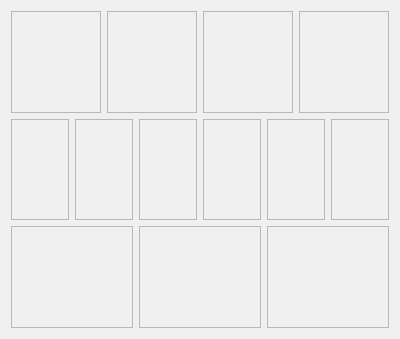
This is arduino_virtual.ui in DeltaEpsilon7787/etternuino as Qt 5 draws it before an edit. The edited form follows.
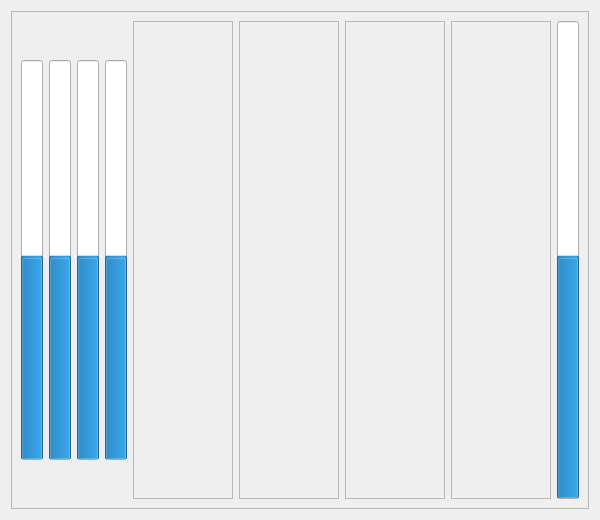
This is the edited form.

Diff of the .ui file:
```diff
--- a/arduino_virtual.ui
+++ b/arduino_virtual.ui
@@ -6,28 +6,150 @@
             <rect>
                 <x>0</x>
                 <y>0</y>
-                <width>400</width>
-                <height>339</height>
+    <width>597</width>
+    <height>520</height>
             </rect>
         </property>
         <property name="windowTitle">
-            <string>Dialog</string>
-        </property>
+   <string>Visuterna</string>
+  </property>
+  <layout class="QHBoxLayout" name="horizontalLayout">
+   <item>
+    <widget class="QFrame" name="frame">
+     <property name="frameShape">
+      <enum>QFrame::StyledPanel</enum>
+     </property>
+     <property name="frameShadow">
+      <enum>QFrame::Raised</enum>
+     </property>
+     <layout class="QHBoxLayout" name="horizontalLayout_3">
+      <item>
+       <widget class="QProgressBar" name="l1_nps">
+        <property name="maximumSize">
+         <size>
+          <width>50</width>
+          <height>400</height>
+         </size>
+        </property>
+        <property name="maximum">
+         <number>10</number>
+        </property>
+        <property name="value">
+         <number>5</number>
+        </property>
+        <property name="textVisible">
+         <bool>true</bool>
+        </property>
+        <property name="orientation">
+         <enum>Qt::Vertical</enum>
+        </property>
+        <property name="textDirection">
+         <enum>QProgressBar::TopToBottom</enum>
+        </property>
+        <property name="format">
+         <string notr="true">%v / %m</string>
+        </property>
+       </widget>
+      </item>
+      <item>
+       <widget class="QProgressBar" name="l2_nps">
+        <property name="maximumSize">
+         <size>
+          <width>50</width>
+          <height>400</height>
+         </size>
+        </property>
+        <property name="maximum">
+         <number>10</number>
+        </property>
+        <property name="value">
+         <number>5</number>
+        </property>
+        <property name="textVisible">
+         <bool>true</bool>
+        </property>
+        <property name="orientation">
+         <enum>Qt::Vertical</enum>
+        </property>
+        <property name="textDirection">
+         <enum>QProgressBar::TopToBottom</enum>
+        </property>
+        <property name="format">
+         <string notr="true">%v / %m</string>
+        </property>
+       </widget>
+      </item>
+      <item>
+       <widget class="QProgressBar" name="l3_nps">
+        <property name="maximumSize">
+         <size>
+          <width>50</width>
+          <height>400</height>
+         </size>
+        </property>
+        <property name="maximum">
+         <number>10</number>
+        </property>
+        <property name="value">
+         <number>5</number>
+        </property>
+        <property name="textVisible">
+         <bool>true</bool>
+        </property>
+        <property name="orientation">
+         <enum>Qt::Vertical</enum>
+        </property>
+        <property name="invertedAppearance">
+         <bool>false</bool>
+        </property>
+        <property name="textDirection">
+         <enum>QProgressBar::TopToBottom</enum>
+        </property>
+        <property name="format">
+         <string notr="true">%v</string>
+        </property>
+       </widget>
+      </item>
+      <item>
+       <widget class="QProgressBar" name="l4_nps">
+        <property name="maximumSize">
+         <size>
+          <width>50</width>
+          <height>400</height>
+         </size>
+        </property>
+        <property name="maximum">
+         <number>10</number>
+        </property>
+        <property name="value">
+         <number>5</number>
+        </property>
+        <property name="textVisible">
+         <bool>true</bool>
+        </property>
+        <property name="orientation">
+         <enum>Qt::Vertical</enum>
+        </property>
+        <property name="textDirection">
+         <enum>QProgressBar::TopToBottom</enum>
+        </property>
+        <property name="format">
+         <string notr="true">%v / %m</string>
+        </property>
+       </widget>
+      </item>
+      <item>
         <layout class="QVBoxLayout" name="verticalLayout">
             <item>
-                <layout class="QGridLayout" name="gridLayout">
-                    <item row="0" column="0">
+         <layout class="QHBoxLayout" name="horizontalLayout_2">
+          <item>
                         <widget class="QFrame" name="l1">
-                            <property name="frameShape">
-                                <enum>QFrame::StyledPanel</enum>
-                            </property>
-                            <property name="frameShadow">
-                                <enum>QFrame::Raised</enum>
-                            </property>
-                        </widget>
-                    </item>
-                    <item row="0" column="2">
-                        <widget class="QFrame" name="l3">
+            <property name="minimumSize">
+             <size>
+              <width>100</width>
+              <height>100</height>
+             </size>
+            </property>
                             <property name="frameShape">
                                 <enum>QFrame::StyledPanel</enum>
                             </property>
@@ -36,8 +158,14 @@
                             </property>
                         </widget>
                     </item>
-                    <item row="0" column="1">
+          <item>
                         <widget class="QFrame" name="l2">
+            <property name="minimumSize">
+             <size>
+              <width>100</width>
+              <height>100</height>
+             </size>
+            </property>
                             <property name="frameShape">
                                 <enum>QFrame::StyledPanel</enum>
                             </property>
@@ -46,8 +174,30 @@
                             </property>
                         </widget>
                     </item>
-                    <item row="0" column="3">
+          <item>
+           <widget class="QFrame" name="l3">
+            <property name="minimumSize">
+             <size>
+              <width>100</width>
+              <height>100</height>
+             </size>
+            </property>
+            <property name="frameShape">
+             <enum>QFrame::StyledPanel</enum>
+            </property>
+            <property name="frameShadow">
+             <enum>QFrame::Raised</enum>
+            </property>
+           </widget>
+          </item>
+          <item>
                         <widget class="QFrame" name="l4">
+            <property name="minimumSize">
+             <size>
+              <width>100</width>
+              <height>100</height>
+             </size>
+            </property>
                             <property name="frameShape">
                                 <enum>QFrame::StyledPanel</enum>
                             </property>
@@ -58,103 +208,29 @@
                     </item>
                 </layout>
             </item>
-            <item>
-                <layout class="QHBoxLayout" name="horizontalLayout">
-                    <item>
-                        <widget class="QFrame" name="frame_6">
-                            <property name="frameShape">
-                                <enum>QFrame::StyledPanel</enum>
-                            </property>
-                            <property name="frameShadow">
-                                <enum>QFrame::Raised</enum>
-                            </property>
-                        </widget>
-                    </item>
-                    <item>
-                        <widget class="QFrame" name="s24">
-                            <property name="frameShape">
-                                <enum>QFrame::StyledPanel</enum>
-                            </property>
-                            <property name="frameShadow">
-                                <enum>QFrame::Raised</enum>
-                            </property>
-                        </widget>
-                    </item>
-                    <item>
-                        <widget class="QFrame" name="s24_2">
-                            <property name="frameShape">
-                                <enum>QFrame::StyledPanel</enum>
-                            </property>
-                            <property name="frameShadow">
-                                <enum>QFrame::Raised</enum>
-                            </property>
-                        </widget>
-                    </item>
-                    <item>
-                        <widget class="QFrame" name="s12">
-                            <property name="frameShape">
-                                <enum>QFrame::StyledPanel</enum>
-                            </property>
-                            <property name="frameShadow">
-                                <enum>QFrame::Raised</enum>
-                            </property>
-                        </widget>
-                    </item>
-                    <item>
-                        <widget class="QFrame" name="s12_2">
-                            <property name="frameShape">
-                                <enum>QFrame::StyledPanel</enum>
-                            </property>
-                            <property name="frameShadow">
-                                <enum>QFrame::Raised</enum>
-                            </property>
-                        </widget>
-                    </item>
-                    <item>
-                        <widget class="QFrame" name="frame">
-                            <property name="frameShape">
-                                <enum>QFrame::StyledPanel</enum>
-                            </property>
-                            <property name="frameShadow">
-                                <enum>QFrame::Raised</enum>
-                            </property>
-                        </widget>
-                    </item>
                 </layout>
             </item>
             <item>
-                <layout class="QGridLayout" name="gridLayout_2">
-                    <item row="0" column="2">
-                        <widget class="QFrame" name="s8th">
-                            <property name="frameShape">
-                                <enum>QFrame::StyledPanel</enum>
-                            </property>
-                            <property name="frameShadow">
-                                <enum>QFrame::Raised</enum>
-                            </property>
-                        </widget>
-                    </item>
-                    <item row="0" column="1">
-                        <widget class="QFrame" name="s16">
-                            <property name="frameShape">
-                                <enum>QFrame::StyledPanel</enum>
-                            </property>
-                            <property name="frameShadow">
-                                <enum>QFrame::Raised</enum>
-                            </property>
-                        </widget>
-                    </item>
-                    <item row="0" column="0">
-                        <widget class="QFrame" name="s4th">
-                            <property name="frameShape">
-                                <enum>QFrame::StyledPanel</enum>
-                            </property>
-                            <property name="frameShadow">
-                                <enum>QFrame::Raised</enum>
-                            </property>
+       <widget class="QProgressBar" name="l_nps">
+        <property name="maximum">
+         <number>10</number>
+        </property>
+        <property name="value">
+         <number>5</number>
+        </property>
+        <property name="orientation">
+         <enum>Qt::Vertical</enum>
+        </property>
+        <property name="textDirection">
+         <enum>QProgressBar::TopToBottom</enum>
+        </property>
+        <property name="format">
+         <string notr="true">%v / %m</string>
+        </property>
                         </widget>
                     </item>
                 </layout>
+    </widget>
             </item>
         </layout>
     </widget>
```
Lines whose indentation alone changed are shown as unchanged.
